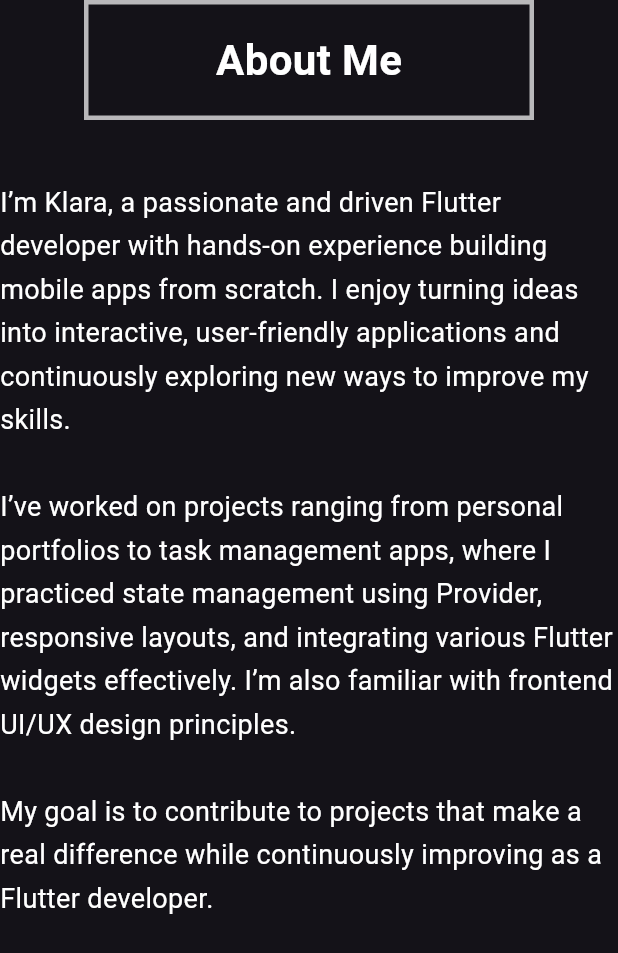
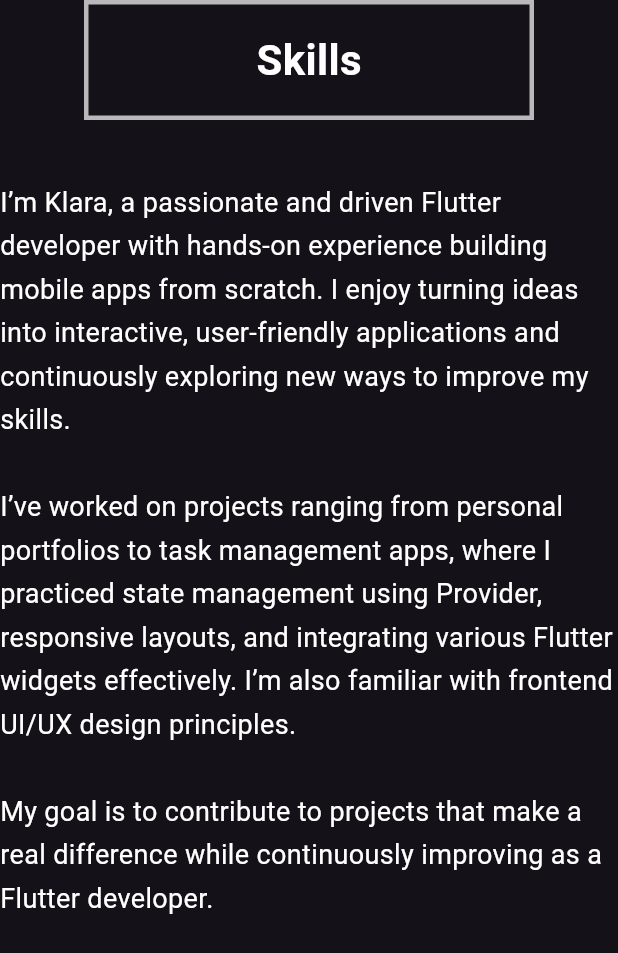
Before and after one commit to klarasameh1/Portfolio, a Flutter app: the AboutPage widget shown alone on an empty page, opened directly, on a phone screen of 412 x 824 dp. Shown: the top 953 px of the screen. Run offline on Flutter 3.47's test engine with Material 3 defaults, Android fonts, the phone set to English and light mode, and no system bars; our stand-ins replace font_awesome_flutter.

Commit message:
skills intial , logos package

```diff
--- a/lib/pages/Skills/skillsPage.dart
+++ b/lib/pages/Skills/skillsPage.dart
@@ -1,4 +1,5 @@
 import 'package:flutter/material.dart';
+import 'package:my_portfolio/widgets/rectangleBox.dart';
 import '../Home/customAppbar.dart';
 
 class AboutPage extends StatelessWidget {
@@ -10,28 +11,7 @@ class AboutPage extends StatelessWidget {
       child: Column(
         crossAxisAlignment: CrossAxisAlignment.center,
         children: [
-          Container(
-            width: 300,
-            height: 80,
-            decoration: BoxDecoration(
-              color: Colors.transparent,
-              border: Border.all(
-                color: Colors.white70, // softer border
-                width: 3,
-              ),
-            ),
-            child: const Center(
-              child: Text(
-                "About Me",
-                style: TextStyle(
-                  color: Colors.white,
-                  fontWeight: FontWeight.bold,
-                  fontSize: 28,
-                ),
-              ),
-            ),
-          ),
-
+          RectangleBox(content: "Skills"),
           const SizedBox(height: 40),
 
 
--- a/pubspec.yaml
+++ b/pubspec.yaml
@@ -29,6 +29,7 @@ environment:
 # versions available, run `flutter pub outdated`.
 dependencies:
   font_awesome_flutter: 10.9.1
+  flutter_any_logo: ^1.1.1
   url_launcher: ^6.3.0
   flutter:
     sdk: flutter
```
Also changed, not shown: pubspec.lock.
